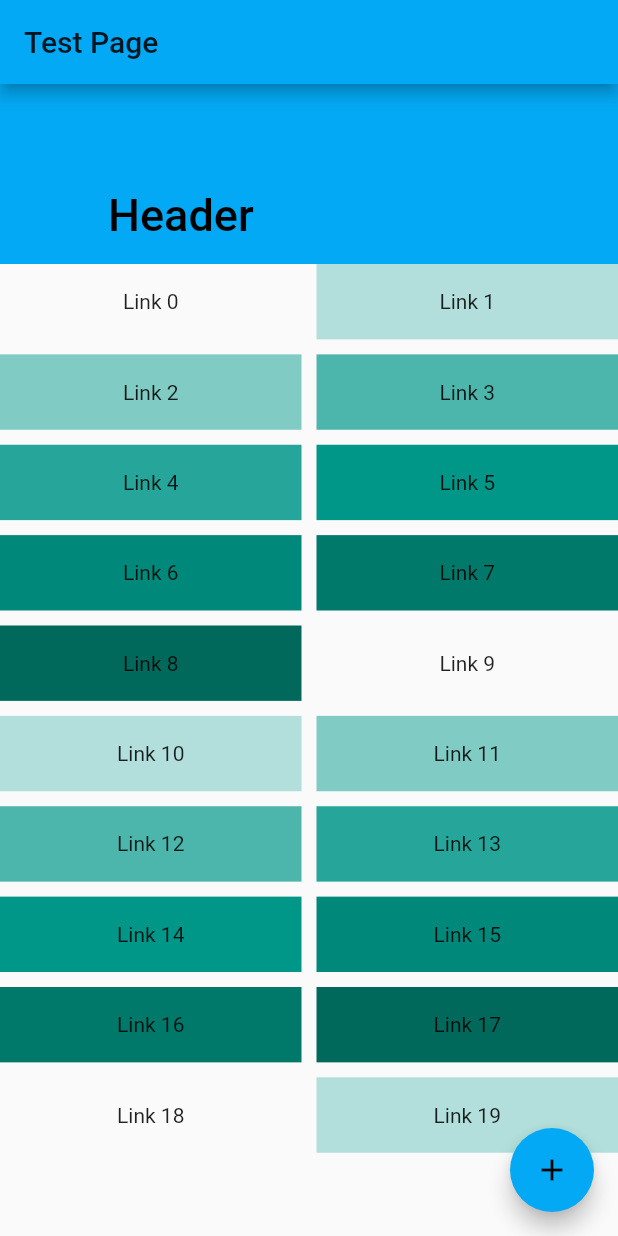
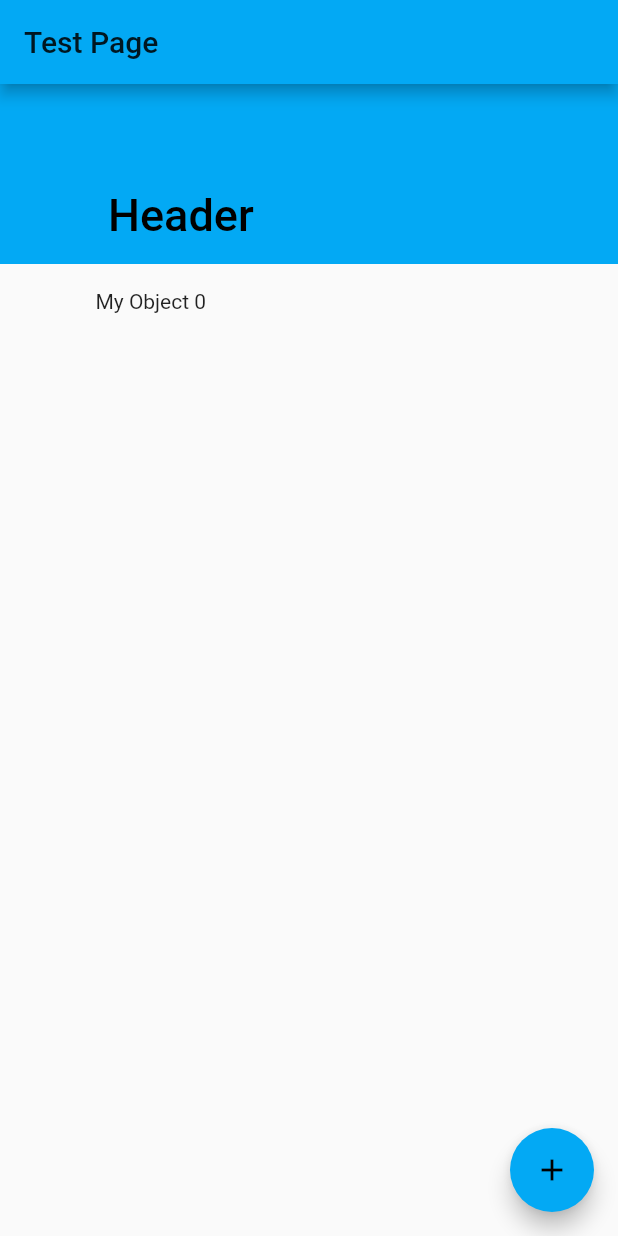
Before and after one commit to BraytonK/GrepMyCloud, a Flutter app: the screen it shows after launch, after a tap on the "add" icon, on a phone screen of 412 x 824 dp. Run offline on Flutter 3.47's test engine with Material 2 defaults, Android fonts, the phone set to English and light mode, and no system bars.

Commit message:
i dont remember the changes

```diff
--- /dev/null
+++ b/grepmycloud_application/lib/Notes/GlobalStateHandling.txt
@@ -0,0 +1 @@
+https://flutter.dev/docs/development/data-and-backend/state-mgmt/simple
--- a/grepmycloud_application/lib/main.dart
+++ b/grepmycloud_application/lib/main.dart
@@ -13,22 +13,44 @@ class GrepMyCloud extends StatelessWidget {
       theme: ThemeData(
         primarySwatch: Colors.lightBlue,
       ),
-      home: MyObjectsPage(title: 'User Objects'),
+      home: MyObjectsPage(
+        title: 'User Objects',
+        objectCount: 0,
+      ),
     );
   }
 }
 
 class MyObjectsPage extends StatefulWidget {
-  MyObjectsPage({Key? key, required this.title}) : super(key: key);
+  MyObjectsPage({Key? key, required this.title, required this.objectCount})
+      : super(key: key);
 
   final String title;
+  int objectCount;
 
   @override
   _MyObjectsPageState createState() => _MyObjectsPageState();
 }
 
+class MyObject extends StatelessWidget {
+  final int index;
+
+  const MyObject(this.index, {Key? key}) : super(key: key);
+}
+
 class _MyObjectsPageState extends State<MyObjectsPage> {
-  int _count = 0;
+  int get objectCount {
+    return widget.objectCount;
+  }
+
+  set objectCount(int count) {
+    widget.objectCount = count;
+  }
+
+  void incrementObjectCount() {
+    objectCount = objectCount + 1;
+  }
+
   Widget build(BuildContext context) {
     return Scaffold(
       // appBar: AppBar(
@@ -45,7 +67,7 @@ class _MyObjectsPageState extends State<MyObjectsPage> {
       ),
       body: _buildObjectSilversList(),
       floatingActionButton: FloatingActionButton(
-        onPressed: () => setState(() => _count++),
+        onPressed: () => setState(() => incrementObjectCount()),
         tooltip: 'Object Creator',
         child: const Icon(Icons.add),
       ),
@@ -83,10 +105,10 @@ class _MyObjectsPageState extends State<MyObjectsPage> {
             return Container(
               alignment: Alignment.center,
               color: Colors.teal[100 * (index % 9)],
-              child: Text('Link $index'),
+              child: Text('My Object $index'),
             );
           },
-          childCount: 20,
+          childCount: objectCount,
         ),
       ),
     ]);
```
